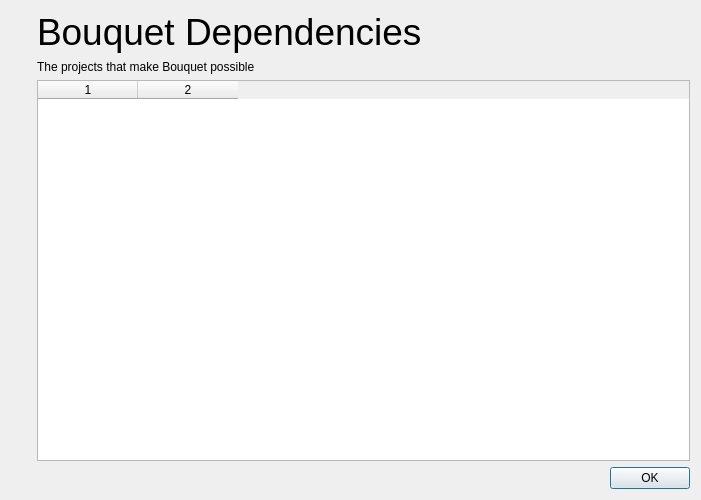
justr4mzi/bouquet, file src/yuzu/deps_dialog.ui: the form before one commit.
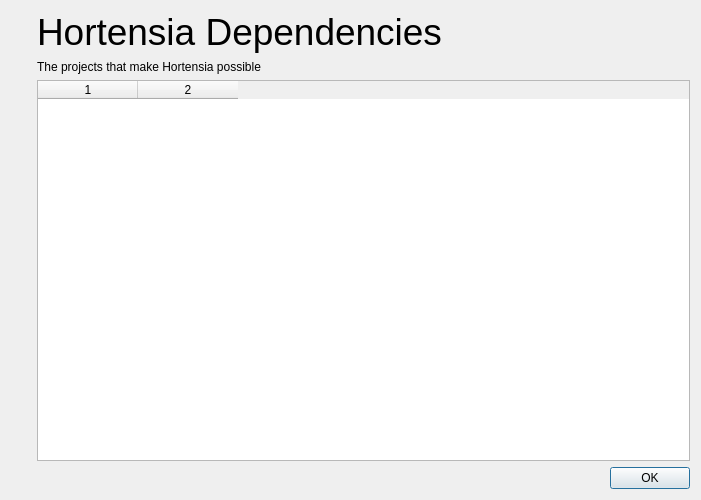
The form after the commit. Icons and pictures are not drawn.

Commit message:
Rename Bouquet to Hortensia: name, data folder, log file, icons from the hydrangea logo, deep violet theme
Imports at the first start now also offer Bouquet and Eglantine's new folder.

```diff
--- a/src/yuzu/deps_dialog.ui
+++ b/src/yuzu/deps_dialog.ui
@@ -69,7 +69,7 @@
           </sizepolicy>
          </property>
          <property name="text">
-          <string>&lt;html&gt;&lt;head/&gt;&lt;body&gt;&lt;p&gt;&lt;span style=&quot; font-size:28pt;&quot;&gt;Bouquet Dependencies&lt;/span&gt;&lt;/p&gt;&lt;/body&gt;&lt;/html&gt;</string>
+          <string>&lt;html&gt;&lt;head/&gt;&lt;body&gt;&lt;p&gt;&lt;span style=&quot; font-size:28pt;&quot;&gt;Hortensia Dependencies&lt;/span&gt;&lt;/p&gt;&lt;/body&gt;&lt;/html&gt;</string>
          </property>
         </widget>
        </item>
@@ -82,7 +82,7 @@
           </sizepolicy>
          </property>
          <property name="text">
-        <string>&lt;html&gt;&lt;head/&gt;&lt;body&gt;&lt;p&gt;The projects that make Bouquet possible&lt;/p&gt;&lt;/body&gt;&lt;/html&gt;</string>
+        <string>&lt;html&gt;&lt;head/&gt;&lt;body&gt;&lt;p&gt;The projects that make Hortensia possible&lt;/p&gt;&lt;/body&gt;&lt;/html&gt;</string>
          </property>
         </widget>
        </item>
```
Left out of the diff: 4 changed lines with no effect on the pictures. The commit also changes 62 other files.
